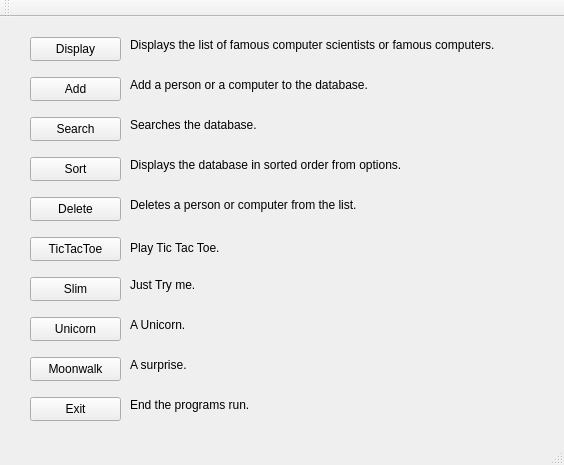
Above: Widget/mainwindow.ui from Ladanvini/VLN1-Hopur-5 before the change. Below: the same form after it.
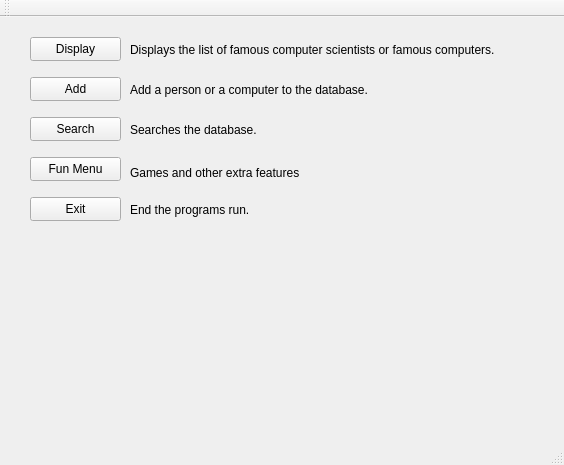
That is the form after the change.

Commit message: added Fun menu and fixed width on buttons

Patch:
```diff
--- a/Widget/mainwindow.ui
+++ b/Widget/mainwindow.ui
@@ -63,7 +63,7 @@
      </rect>
     </property>
     <property name="text">
-     <string>Sort</string>
+     <string>Fun Menu</string>
     </property>
    </widget>
    <widget class="QPushButton" name="pBDelete">
@@ -71,71 +71,6 @@
      <rect>
       <x>30</x>
       <y>180</y>
-      <width>91</width>
-      <height>24</height>
-     </rect>
-    </property>
-    <property name="text">
-     <string>Delete</string>
-    </property>
-   </widget>
-   <widget class="QPushButton" name="pBTicTacToe">
-    <property name="geometry">
-     <rect>
-      <x>30</x>
-      <y>220</y>
-      <width>91</width>
-      <height>24</height>
-     </rect>
-    </property>
-    <property name="text">
-     <string>TicTacToe</string>
-    </property>
-   </widget>
-   <widget class="QPushButton" name="pBSlim">
-    <property name="geometry">
-     <rect>
-      <x>30</x>
-      <y>260</y>
-      <width>91</width>
-      <height>24</height>
-     </rect>
-    </property>
-    <property name="text">
-     <string>Slim</string>
-    </property>
-   </widget>
-   <widget class="QPushButton" name="pBUnicorn">
-    <property name="geometry">
-     <rect>
-      <x>30</x>
-      <y>300</y>
-      <width>91</width>
-      <height>24</height>
-     </rect>
-    </property>
-    <property name="text">
-     <string>Unicorn</string>
-    </property>
-   </widget>
-   <widget class="QPushButton" name="pBMoonwalk">
-    <property name="geometry">
-     <rect>
-      <x>30</x>
-      <y>340</y>
-      <width>91</width>
-      <height>24</height>
-     </rect>
-    </property>
-    <property name="text">
-     <string>Moonwalk</string>
-    </property>
-   </widget>
-   <widget class="QPushButton" name="pushButton_10">
-    <property name="geometry">
-     <rect>
-      <x>30</x>
-      <y>380</y>
       <width>91</width>
       <height>24</height>
      </rect>
@@ -148,7 +83,7 @@
     <property name="geometry">
      <rect>
       <x>130</x>
-      <y>20</y>
+      <y>25</y>
       <width>431</width>
       <height>16</height>
      </rect>
@@ -161,7 +96,7 @@
     <property name="geometry">
      <rect>
       <x>130</x>
-      <y>60</y>
+      <y>65</y>
       <width>281</width>
       <height>16</height>
      </rect>
@@ -174,7 +109,7 @@
     <property name="geometry">
      <rect>
       <x>130</x>
-      <y>100</y>
+      <y>105</y>
       <width>151</width>
       <height>16</height>
      </rect>
@@ -187,85 +122,20 @@
     <property name="geometry">
      <rect>
       <x>130</x>
-      <y>140</y>
-      <width>321</width>
-      <height>16</height>
-     </rect>
-    </property>
-    <property name="text">
-     <string>Displays the database in sorted order from options.</string>
-    </property>
-   </widget>
-   <widget class="QLabel" name="l_Delete">
-    <property name="geometry">
-     <rect>
-      <x>130</x>
-      <y>180</y>
-      <width>321</width>
-      <height>16</height>
-     </rect>
-    </property>
-    <property name="text">
-     <string>Deletes a person or computer from the list.</string>
-    </property>
-   </widget>
-   <widget class="QLabel" name="l_TicTacToe">
-    <property name="geometry">
-     <rect>
-      <x>130</x>
-      <y>220</y>
-      <width>111</width>
+      <y>145</y>
+      <width>191</width>
       <height>21</height>
      </rect>
     </property>
     <property name="text">
-     <string>Play Tic Tac Toe.</string>
+     <string>Games and other extra features</string>
     </property>
    </widget>
    <widget class="QLabel" name="l_Slim">
     <property name="geometry">
      <rect>
       <x>130</x>
-      <y>260</y>
-      <width>81</width>
-      <height>16</height>
-     </rect>
-    </property>
-    <property name="text">
-     <string>Just Try me.</string>
-    </property>
-   </widget>
-   <widget class="QLabel" name="l_Uni">
-    <property name="geometry">
-     <rect>
-      <x>130</x>
-      <y>300</y>
-      <width>91</width>
-      <height>16</height>
-     </rect>
-    </property>
-    <property name="text">
-     <string>A Unicorn.</string>
-    </property>
-   </widget>
-   <widget class="QLabel" name="l_Moonwalk">
-    <property name="geometry">
-     <rect>
-      <x>130</x>
-      <y>340</y>
-      <width>71</width>
-      <height>16</height>
-     </rect>
-    </property>
-    <property name="text">
-     <string>A surprise.</string>
-    </property>
-   </widget>
-   <widget class="QLabel" name="label_10">
-    <property name="geometry">
-     <rect>
-      <x>130</x>
-      <y>380</y>
+      <y>185</y>
       <width>141</width>
       <height>16</height>
      </rect>
```
Left out of the diff: 21 changed lines with no effect on the pictures. The commit also changes 6 other files.
